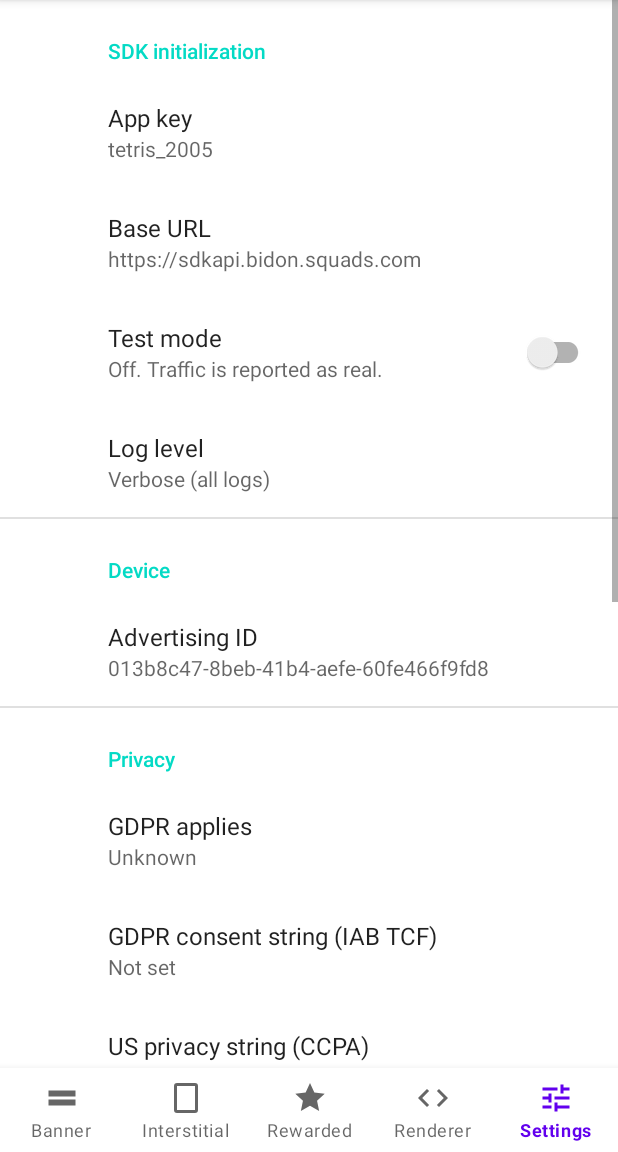
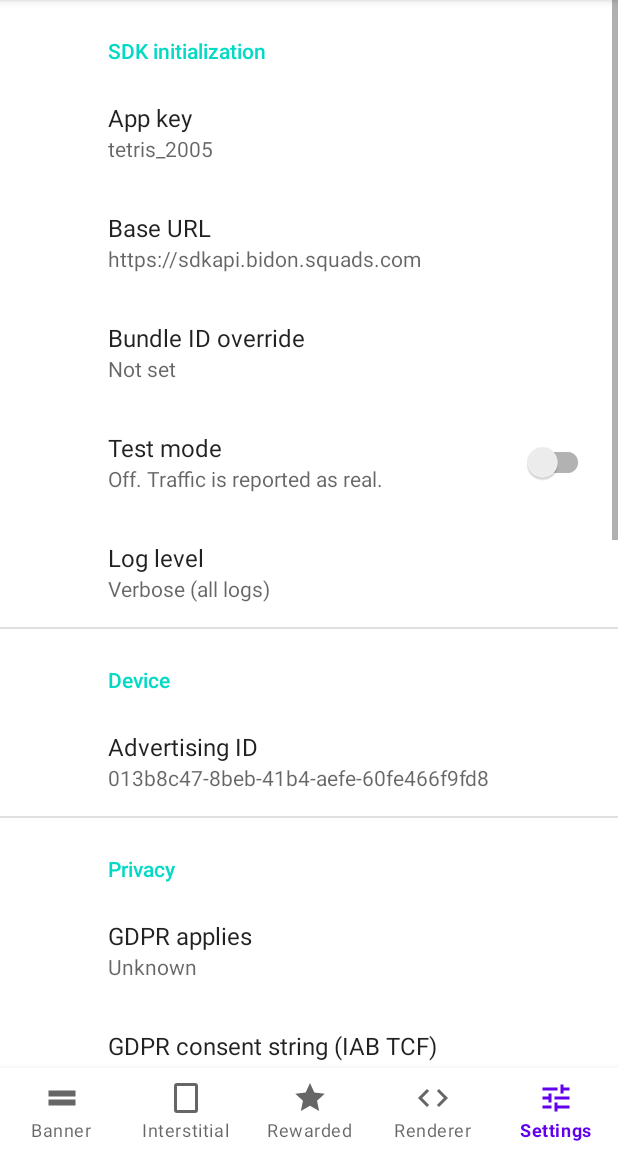
Before and after one commit to Universal-SDK/usdk-android, an Android app: the screen it shows after launch (MainActivity), item 5 of the bottom bar chosen, on a phone screen of 412 x 824 dp, the part 84-1236 px from its top. Run offline under Robolectric (Android 15) with nearby library versions, the phone set to English and light mode, and no system bars; our stand-ins replace androidx.preference; libraries missing offline, so code that uses them is left out: org.bidon.sdk; pictures from the network do not load; 9 statements that could not run were skipped.

Commit message:
app: let the Settings tab override the bundle id sent to the SDK
Testing what the backend does for a different app meant rebuilding under a
different applicationId. The Settings tab can now set the bundle id the SDK
reports instead. Empty means send the real package name, which is the default
and behaves exactly as before.

The SDK has no API for this. It reads the bundle id straight off the context it
is initialized with (AppDataSourceImpl.getBundleId() is context.packageName),
so the only lever is the context we hand it. Neither the renderer nor the
adapter reads the bundle id at all, so this is the one place it comes from.

BundleIdApplication is that stand-in. It has to be an Application rather than a
plain ContextWrapper because the SDK casts the context to Application in three
places, and it forwards the activity-lifecycle and component callbacks to the
real Application, since a fresh Application has its own callback lists that the
framework never dispatches to. Without that forwarding the SDK would register
listeners that never fire and banner pause/resume would quietly stop working.

Only the SDK sees the stand-in. The rest of the app keeps the real Application,
so preferences and resources are untouched.

Known cost, called out in the field's help text: with an override set the SDK
cannot look up its own package, so the app version it reports goes empty.
Verified on device - with the override the request carries
"bundle":"com.fake.bundle.test" and no version; without it, the real package
name and "version":"1.0".

```diff
--- a/bidon_rendering_android/app/src/main/java/org/bidon/app/MainActivity.kt
+++ b/bidon_rendering_android/app/src/main/java/org/bidon/app/MainActivity.kt
@@ -1,5 +1,6 @@
 package org.bidon.app
 
+import android.content.Context
 import android.os.Bundle
 import androidx.appcompat.app.AppCompatActivity
 import androidx.fragment.app.Fragment
@@ -10,6 +11,7 @@ import org.bidon.app.realflow.BannerFragment
 import org.bidon.app.realflow.InterstitialFragment
 import org.bidon.app.realflow.RewardedFragment
 import org.bidon.app.renderer.RendererOnlyFragment
+import org.bidon.app.settings.BundleIdApplication
 import org.bidon.app.settings.SdkSettings
 import org.bidon.app.settings.SettingsFragment
 import org.bidon.bidon.BidonAdapter
@@ -76,7 +78,17 @@ class MainActivity : AppCompatActivity() {
             .setTestMode(settings.testMode)
             .setBaseUrl(settings.baseUrl)
             .setInitializationCallback { applyRegulation(settings) }
-            .initialize(context = this, appKey = settings.appKey)
+            .initialize(context = sdkContext(settings), appKey = settings.appKey)
+    }
+
+    /**
+     * The SDK takes its bundle id from whatever context it is initialized with, so a bundle id
+     * override means handing it a stand-in. Without an override it gets this activity, exactly as
+     * before.
+     */
+    private fun sdkContext(settings: SdkSettings): Context {
+        val bundleId = settings.bundleId ?: return this
+        return BundleIdApplication(real = application, bundleId = bundleId)
     }
 
     /**
--- a/bidon_rendering_android/app/src/main/java/org/bidon/app/settings/SdkSettings.kt
+++ b/bidon_rendering_android/app/src/main/java/org/bidon/app/settings/SdkSettings.kt
@@ -17,6 +17,8 @@ import org.bidon.sdk.regulation.Gdpr
 data class SdkSettings(
     val appKey: String,
     val baseUrl: String,
+    /** Null means send the real package name. */
+    val bundleId: String?,
     val testMode: Boolean,
     val logLevel: Logger.Level,
     val advertisingId: String,
@@ -50,6 +52,7 @@ data class SdkSettings(
             return SdkSettings(
                 appKey = string(R.string.pref_app_key, R.string.pref_app_key_default),
                 baseUrl = string(R.string.pref_base_url, R.string.pref_base_url_default),
+                bundleId = optionalString(R.string.pref_bundle_id),
                 testMode = prefs.getBoolean(
                     context.getString(R.string.pref_test_mode),
                     context.resources.getBoolean(R.bool.pref_test_mode_default)
@@ -77,6 +80,7 @@ data class SdkSettings(
             val keys = listOf(
                 R.string.pref_app_key,
                 R.string.pref_base_url,
+                R.string.pref_bundle_id,
                 R.string.pref_test_mode,
                 R.string.pref_log_level,
                 R.string.pref_advertising_id,
--- a/bidon_rendering_android/app/src/main/java/org/bidon/app/settings/SettingsFragment.kt
+++ b/bidon_rendering_android/app/src/main/java/org/bidon/app/settings/SettingsFragment.kt
@@ -39,6 +39,14 @@ class SettingsFragment : PreferenceFragmentCompat() {
         )
 
         findPreference<Preference>("status_sdk_version")?.summary = BidonSdk.SdkVersion
+
+        // requireContext() is the real one, so this reports what the app is actually installed
+        // as when no override is set.
+        val bundleId = SdkSettings.load(requireContext()).bundleId
+        findPreference<Preference>("status_bundle_id")?.summary = when (bundleId) {
+            null -> getString(R.string.settings_bundle_id_real, requireContext().packageName)
+            else -> getString(R.string.settings_bundle_id_overridden, bundleId)
+        }
 
         // baseUrl resolves through the SDK's own dependency graph, which only exists once
         // initialize() has run. Reading it earlier throws.
--- a/bidon_rendering_android/app/src/main/res/values/settings.xml
+++ b/bidon_rendering_android/app/src/main/res/values/settings.xml
@@ -13,6 +13,7 @@
     <!-- Keys -->
     <string name="pref_app_key" translatable="false">pref_app_key</string>
     <string name="pref_base_url" translatable="false">pref_base_url</string>
+    <string name="pref_bundle_id" translatable="false">pref_bundle_id</string>
     <string name="pref_test_mode" translatable="false">pref_test_mode</string>
     <string name="pref_log_level" translatable="false">pref_log_level</string>
     <string name="pref_advertising_id" translatable="false">pref_advertising_id</string>
--- a/bidon_rendering_android/app/src/main/res/values/strings.xml
+++ b/bidon_rendering_android/app/src/main/res/values/strings.xml
@@ -17,6 +17,8 @@
     <string name="settings_app_key_help">The publisher app key the SDK initializes with.</string>
     <string name="settings_base_url">Base URL</string>
     <string name="settings_base_url_help">The BidOn backend the SDK talks to, for example https://sdkapi.bidon.squads.com</string>
+    <string name="settings_bundle_id">Bundle ID override</string>
+    <string name="settings_bundle_id_help">Leave empty to send the real package name. Set it to make the SDK report a different bundle in its requests. Note: with an override set the SDK cannot look up its own package, so the app version it reports goes empty.</string>
     <string name="settings_test_mode">Test mode</string>
     <string name="settings_test_mode_on">On. Impression and stats calls are marked as test, and networks that support it serve test ads.</string>
     <string name="settings_test_mode_off">Off. Traffic is reported as real.</string>
@@ -32,6 +34,7 @@
 
     <string name="settings_status_sdk_state">SDK state</string>
     <string name="settings_status_sdk_version">SDK version</string>
+    <string name="settings_status_bundle_id">Bundle ID in use</string>
     <string name="settings_status_base_url">Base URL in use</string>
 
     <string name="settings_restart">Restart app</string>
@@ -43,6 +46,8 @@
     <string name="settings_state_initialized">Initialized</string>
     <string name="settings_state_not_initialized">Not initialized</string>
     <string name="settings_not_set">Not set</string>
+    <string name="settings_bundle_id_real">%s (real package name)</string>
+    <string name="settings_bundle_id_overridden">%s (overridden)</string>
 
     <string name="load">Load</string>
     <string name="show">Show</string>
--- a/bidon_rendering_android/app/src/main/res/xml/settings.xml
+++ b/bidon_rendering_android/app/src/main/res/xml/settings.xml
@@ -22,6 +22,12 @@
             app:dialogMessage="@string/settings_base_url_help"
             app:key="@string/pref_base_url"
             app:title="@string/settings_base_url"
+            app:useSimpleSummaryProvider="true" />
+
+        <EditTextPreference
+            app:dialogMessage="@string/settings_bundle_id_help"
+            app:key="@string/pref_bundle_id"
+            app:title="@string/settings_bundle_id"
             app:useSimpleSummaryProvider="true" />
 
         <SwitchPreferenceCompat
@@ -97,6 +103,12 @@
             app:title="@string/settings_status_sdk_version" />
 
         <Preference
+            app:key="status_bundle_id"
+            app:persistent="false"
+            app:selectable="false"
+            app:title="@string/settings_status_bundle_id" />
+
+        <Preference
             app:key="status_base_url"
             app:persistent="false"
             app:selectable="false"
```
Also changed, not shown: bidon_rendering_android/app/src/main/java/org/bidon/app/settings/BundleIdApplication.kt (added, +54 -0 lines).
